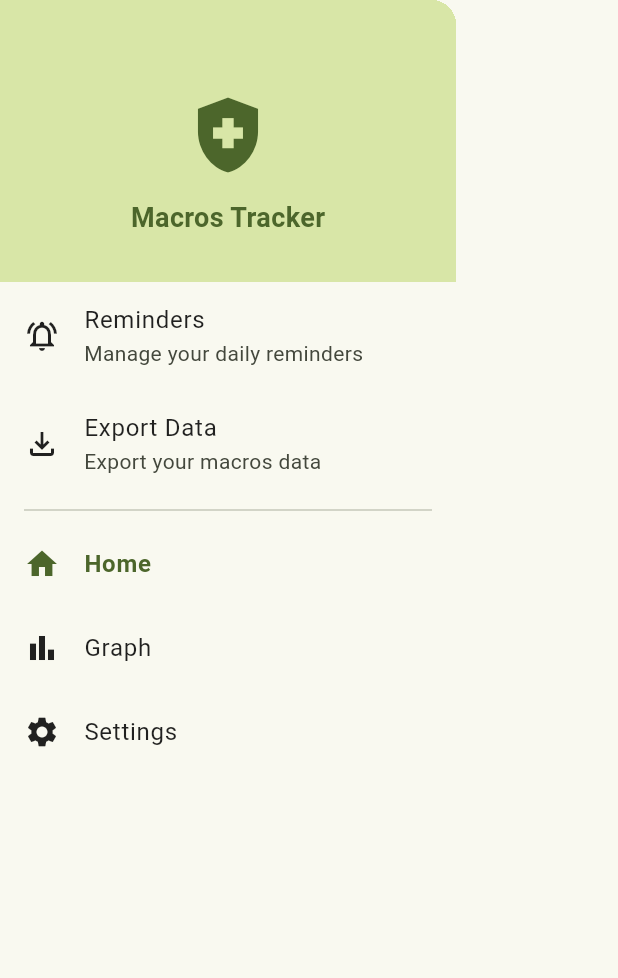
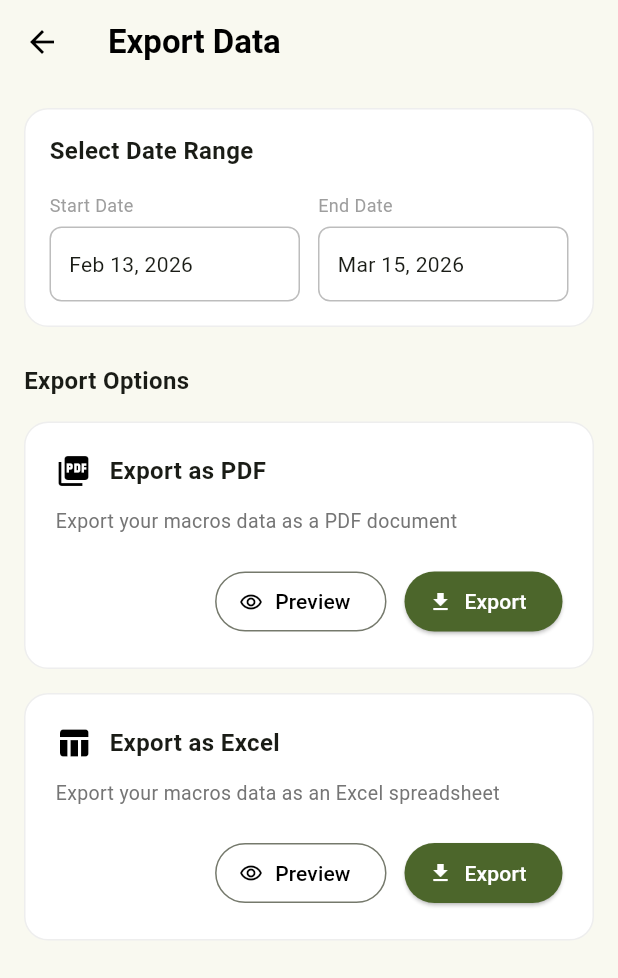
Before and after one commit to Kural002/Macros_tracker, a Flutter app: the CustomDrawer widget shown alone on an empty page, opened directly, after a tap on "Export Data", on a phone screen of 412 x 824 dp. Shown: the top 978 px of the screen. Run offline on Flutter 3.47's test engine with Material 3 defaults, Android fonts, the phone set to English and light mode, and no system bars; our stand-ins replace fl_chart.

Commit message:
Ui completed

```diff
--- a/lib/constants/app_colors.dart
+++ b/lib/constants/app_colors.dart
@@ -6,14 +6,12 @@ class AppColors {
   static const Color lightGreen = Color(0xFFF1F3E9);
   static const Color gridColor = Color(0xFFD1D1D1);
 
-  // Heatmap colors
   static const Color heatmap0 = Color(0xFFF1F3E9);
   static const Color heatmap25 = Color(0xFFD8E6A7);
   static const Color heatmap50 = Color(0xFFB8C98B);
   static const Color heatmap75 = Color(0xFF8DA06F);
   static const Color heatmap100 = Color(0xFF4C662B);
 
-  // Settings colors
   static const Color settingsCardBg = Color(0xFFE5E7DE);
   static const Color textSecondary = Colors.black54;
 }
--- /dev/null
+++ b/lib/views/export_data_screen.dart
@@ -0,0 +1,200 @@
+import 'package:flutter/material.dart';
+import 'package:intl/intl.dart';
+
+class ExportDataScreen extends StatefulWidget {
+  const ExportDataScreen({super.key});
+
+  @override
+  State<ExportDataScreen> createState() => _ExportDataScreenState();
+}
+
+class _ExportDataScreenState extends State<ExportDataScreen> {
+  DateTimeRange? _selectedDateRange;
+
+  Future<void> _pickDateRange() async {
+    DateTimeRange? picked = await showDateRangePicker(
+      context: context,
+      firstDate: DateTime(2025),
+      lastDate: DateTime.now(),
+      initialDateRange:
+          _selectedDateRange ??
+          DateTimeRange(
+            start: DateTime.now().subtract(const Duration(days: 30)),
+            end: DateTime.now(),
+          ),
+      builder: (context, child) {
+        return Theme(
+          data: Theme.of(context).copyWith(
+            colorScheme: const ColorScheme.light(primary: Color(0xFF4C662B)),
+          ),
+          child: child!,
+        );
+      },
+    );
+
+    if (picked != null) {
+      setState(() {
+        _selectedDateRange = picked;
+      });
+    }
+  }
+
+  @override
+  Widget build(BuildContext context) {
+    const backgroundColor = Color(0xFFF9F9F0);
+
+    String startText = _selectedDateRange != null
+        ? DateFormat('MMM d, yyyy').format(_selectedDateRange!.start)
+        : "Feb 13, 2026";
+    String endText = _selectedDateRange != null
+        ? DateFormat('MMM d, yyyy').format(_selectedDateRange!.end)
+        : "Mar 15, 2026";
+
+    return Scaffold(
+      backgroundColor: backgroundColor,
+      appBar: AppBar(
+        backgroundColor: backgroundColor,
+        elevation: 0,
+        leading: IconButton(
+          icon: const Icon(Icons.arrow_back, color: Colors.black),
+          onPressed: () => Navigator.pop(context),
+        ),
+        title: const Text(
+          "Export Data",
+          style: TextStyle(color: Colors.black, fontWeight: FontWeight.bold),
+        ),
+      ),
+      body: SingleChildScrollView(
+        padding: const EdgeInsets.all(16.0),
+        child: Column(
+          crossAxisAlignment: CrossAxisAlignment.start,
+          children: [
+            Container(
+              padding: const EdgeInsets.all(16),
+              decoration: BoxDecoration(
+                color: Colors.white,
+                borderRadius: BorderRadius.circular(16),
+                border: Border.all(color: Colors.grey.shade200),
+              ),
+              child: Column(
+                crossAxisAlignment: CrossAxisAlignment.start,
+                children: [
+                  const Text(
+                    "Select Date Range",
+                    style: TextStyle(fontSize: 16, fontWeight: FontWeight.bold),
+                  ),
+                  const SizedBox(height: 16),
+                  InkWell(
+                    onTap: _pickDateRange,
+                    child: Row(
+                      children: [
+                        Expanded(child: _buildDateBox("Start Date", startText)),
+                        const SizedBox(width: 12),
+                        Expanded(child: _buildDateBox("End Date", endText)),
+                      ],
+                    ),
+                  ),
+                ],
+              ),
+            ),
+            const SizedBox(height: 24),
+
+            const Text(
+              "Export Options",
+              style: TextStyle(fontSize: 16, fontWeight: FontWeight.bold),
+            ),
+            const SizedBox(height: 16),
+
+            _buildExportCard(
+              Icons.picture_as_pdf,
+              "Export as PDF",
+              "Export your macros data as a PDF document",
+            ),
+            const SizedBox(height: 16),
+            _buildExportCard(
+              Icons.table_chart,
+              "Export as Excel",
+              "Export your macros data as an Excel spreadsheet",
+            ),
+          ],
+        ),
+      ),
+    );
+  }
+
+  Widget _buildDateBox(String label, String value) {
+    return Column(
+      crossAxisAlignment: CrossAxisAlignment.start,
+      children: [
+        Text(label, style: const TextStyle(fontSize: 12, color: Colors.grey)),
+        const SizedBox(height: 6),
+        Container(
+          width: double.infinity,
+          padding: const EdgeInsets.symmetric(horizontal: 12, vertical: 14),
+          decoration: BoxDecoration(
+            border: Border.all(color: Colors.grey.shade400),
+            borderRadius: BorderRadius.circular(8),
+          ),
+          child: Text(value, style: const TextStyle(fontSize: 14)),
+        ),
+      ],
+    );
+  }
+
+  Widget _buildExportCard(IconData icon, String title, String subtitle) {
+    return Container(
+      padding: const EdgeInsets.all(20),
+      decoration: BoxDecoration(
+        color: Colors.white,
+        borderRadius: BorderRadius.circular(16),
+        border: Border.all(color: Colors.grey.shade200),
+      ),
+      child: Column(
+        crossAxisAlignment: CrossAxisAlignment.start,
+        children: [
+          Row(
+            children: [
+              Icon(icon, color: Colors.black, size: 24),
+              const SizedBox(width: 12),
+              Text(
+                title,
+                style: const TextStyle(
+                  fontWeight: FontWeight.bold,
+                  fontSize: 16,
+                ),
+              ),
+            ],
+          ),
+          const SizedBox(height: 12),
+          Text(
+            subtitle,
+            style: TextStyle(color: Colors.grey.shade600, fontSize: 13),
+          ),
+          const SizedBox(height: 20),
+          Row(
+            crossAxisAlignment: CrossAxisAlignment.end,
+            mainAxisAlignment: MainAxisAlignment.end,
+            children: [
+              OutlinedButton.icon(
+                onPressed: () {},
+                icon: const Icon(Icons.remove_red_eye_outlined, size: 16),
+                label: const Text("Preview"),
+                style: OutlinedButton.styleFrom(foregroundColor: Colors.black),
+              ),
+              const SizedBox(width: 12),
+              ElevatedButton.icon(
+                onPressed: () {},
+                icon: const Icon(Icons.download, size: 16),
+                label: const Text("Export"),
+                style: ElevatedButton.styleFrom(
+                  backgroundColor: const Color(0xFF4C662B),
+                  foregroundColor: Colors.white,
+                ),
+              ),
+            ],
+          ),
+        ],
+      ),
+    );
+  }
+}
--- a/lib/views/nutrition_trends_screen.dart
+++ b/lib/views/nutrition_trends_screen.dart
@@ -137,7 +137,7 @@ class _NutritionTrendsScreenState extends State<NutritionTrendsScreen> {
             const NutritionMonthlyChart(
               title: "Calories",
               maxY: 876.0,
-              spots: [FlSpot(0, 0), FlSpot(2, 700), FlSpot(4, 0), FlSpot(6, 0)],
+              spots: [FlSpot(0, 0), FlSpot(2, 550), FlSpot(6, 0), FlSpot(6, 0)],
             ),
           const SizedBox(height: 40),
           if (selectedNutrient == "All Nutrients" ||
@@ -145,7 +145,7 @@ class _NutritionTrendsScreenState extends State<NutritionTrendsScreen> {
             const NutritionMonthlyChart(
               title: "Protein",
               maxY: 22.0,
-              spots: [FlSpot(0, 0), FlSpot(2, 18), FlSpot(4, 0), FlSpot(6, 0)],
+              spots: [FlSpot(0, 0), FlSpot(2, 8), FlSpot(6, 0), FlSpot(6, 0)],
             ),
         ],
       ),
--- a/lib/widgets/custom_drawer.dart
+++ b/lib/widgets/custom_drawer.dart
@@ -1,4 +1,6 @@
 import 'package:flutter/material.dart';
+import 'package:macros_tracker/views/export_data_screen.dart';
+import 'package:macros_tracker/views/reminders_screen.dart';
 
 class CustomDrawer extends StatelessWidget {
   const CustomDrawer({super.key});
@@ -38,24 +40,52 @@ class CustomDrawer extends StatelessWidget {
               padding: EdgeInsets.zero,
               children: [
                 _buildDrawerItem(
+                  context: context,
                   icon: Icons.notifications_active_outlined,
                   title: "Reminders",
                   subtitle: "Manage your daily reminders",
+                  onTap: () {
+                    Navigator.push(
+                      context,
+                      MaterialPageRoute(
+                        builder: (context) => const RemindersScreen(),
+                      ),
+                    );
+                  },
                 ),
                 _buildDrawerItem(
+                  context: context,
                   icon: Icons.file_download_outlined,
                   title: "Export Data",
                   subtitle: "Export your macros data",
+                  onTap: () {
+                    Navigator.push(
+                      context,
+                      MaterialPageRoute(
+                        builder: (context) => const ExportDataScreen(),
+                      ),
+                    );
+                  },
                 ),
+
                 const Divider(indent: 16, endIndent: 16),
                 _buildDrawerItem(
+                  context: context,
                   icon: Icons.home,
                   title: "Home",
                   isSelected: true,
                   activeColor: darkGreen,
                 ),
-                _buildDrawerItem(icon: Icons.bar_chart, title: "Graph"),
-                _buildDrawerItem(icon: Icons.settings, title: "Settings"),
+                _buildDrawerItem(
+                  context: context,
+                  icon: Icons.bar_chart,
+                  title: "Graph",
+                ),
+                _buildDrawerItem(
+                  context: context,
+                  icon: Icons.settings,
+                  title: "Settings",
+                ),
               ],
             ),
           ),
@@ -65,11 +95,13 @@ class CustomDrawer extends StatelessWidget {
   }
 
   Widget _buildDrawerItem({
+    required BuildContext context,
     required IconData icon,
     required String title,
     String? subtitle,
     bool isSelected = false,
     Color? activeColor,
+    VoidCallback? onTap,
   }) {
     return ListTile(
       leading: Icon(icon, color: isSelected ? activeColor : Colors.black87),
@@ -80,8 +112,14 @@ class CustomDrawer extends StatelessWidget {
           color: isSelected ? activeColor : Colors.black87,
         ),
       ),
-      subtitle: subtitle != null ? Text(subtitle) : null,
-      onTap: () {},
+      subtitle: subtitle != null
+          ? Text(subtitle, style: const TextStyle(fontSize: 12))
+          : null,
+      onTap:
+          onTap ??
+          () {
+            Navigator.pop(context);
+          },
     );
   }
 }
--- a/lib/widgets/graphs/nutrition_monthly_chart.dart
+++ b/lib/widgets/graphs/nutrition_monthly_chart.dart
@@ -94,14 +94,14 @@ class NutritionMonthlyChart extends StatelessWidget {
               lineBarsData: [
                 LineChartBarData(
                   spots: spots,
-                  isCurved: true, // Exact curved line as per image
+                  isCurved: true,
                   color: darkGreen,
                   barWidth: 2,
                   isStrokeCapRound: true,
                   dotData: const FlDotData(show: true),
                   belowBarData: BarAreaData(
                     show: true,
-                    color: darkGreen.withOpacity(0.1), // Filled area below line
+                    color: darkGreen.withOpacity(0.1),
                   ),
                 ),
               ],
--- a/pubspec.yaml
+++ b/pubspec.yaml
@@ -36,6 +36,7 @@ dependencies:
   cupertino_icons: ^1.0.8
   provider: ^6.1.5+1
   fl_chart: ^1.2.0
+  intl: ^0.20.2
 
 dev_dependencies:
   flutter_test:
```
Also changed, not shown: lib/views/home_screen.dart (+82 -29 lines), lib/views/reminders_screen.dart (added, +94 -0 lines), lib/widgets/add_food_bottom_sheet.dart (added, +142 -0 lines), lib/widgets/graphs/nutrition_yearly_chart.dart (+18 -9 lines), pubspec.lock.
